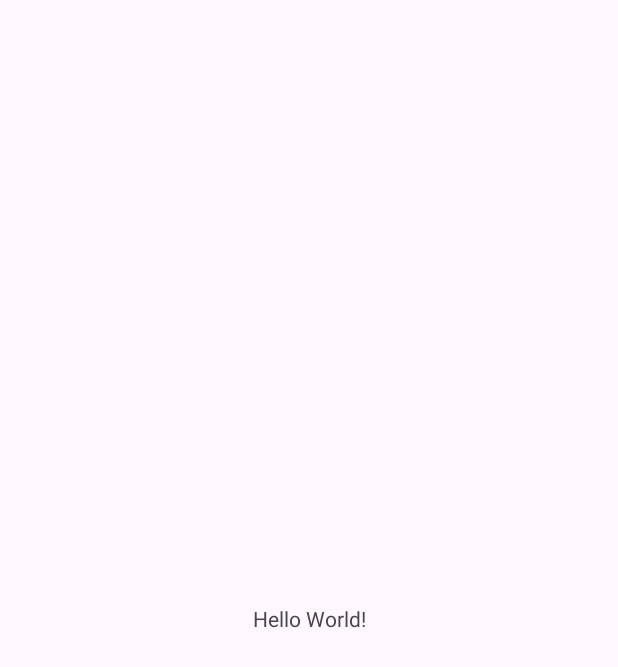
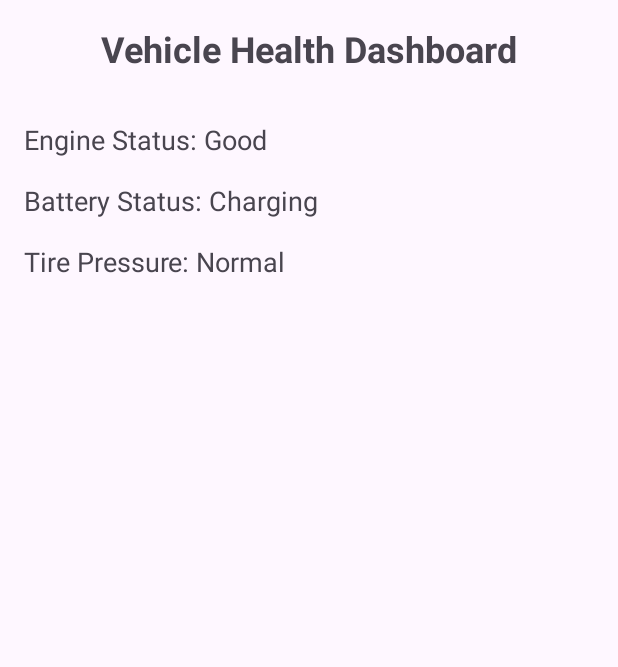
Before and after one commit to sampathGitHub1910/KotlinProjects, an Android app: the screen it shows after launch (MainActivity), on a phone screen of 412 x 824 dp. Before the commit the part shown is almost empty. Shown: the top 667 px of the screen. Run offline under Robolectric (Android 15) with nearby library versions, the phone set to English and light mode, and no system bars.

Commit message:
Dashboard

```diff
--- a/app/build.gradle.kts
+++ b/app/build.gradle.kts
@@ -33,6 +33,9 @@ android {
     kotlinOptions {
         jvmTarget = "1.8"
     }
+    buildFeatures {
+        viewBinding = true
+    }
 }
 
 dependencies {
@@ -42,6 +45,10 @@ dependencies {
     implementation(libs.material)
     implementation(libs.androidx.activity)
     implementation(libs.androidx.constraintlayout)
+    implementation(libs.appcompat.v7)
+    implementation(libs.androidx.app)
+    implementation(libs.core.ktx)
+    implementation(libs.kotlin.stdlib)
     testImplementation(libs.junit)
     androidTestImplementation(libs.androidx.junit)
     androidTestImplementation(libs.androidx.espresso.core)
--- a/app/src/main/java/com/example/kotlinproject02/MainActivity.kt
+++ b/app/src/main/java/com/example/kotlinproject02/MainActivity.kt
@@ -1,14 +1,21 @@
 package com.example.kotlinproject02
 
+import android.annotation.SuppressLint
 import android.os.Bundle
-import androidx.activity.enableEdgeToEdge
+import android.widget.TextView
 import androidx.appcompat.app.AppCompatActivity
-import androidx.core.view.ViewCompat
-import androidx.core.view.WindowInsetsCompat
 
 class MainActivity : AppCompatActivity() {
+    @SuppressLint("SetTextI18n")
     override fun onCreate(savedInstanceState: Bundle?) {
         super.onCreate(savedInstanceState)
         setContentView(R.layout.activity_main)
+        val engineStatus: TextView = findViewById(R.id.engine_status)
+        val batteryStatus: TextView = findViewById(R.id.battery_status)
+        val tirePressure: TextView = findViewById(R.id.tire_pressure)
+
+        engineStatus.text = "Engine Status: Good"
+        batteryStatus.text = "Battery Status: Charging"
+        tirePressure.text = "Tire Pressure: Normal"
     }
 }
--- a/app/src/main/res/layout/activity_main.xml
+++ b/app/src/main/res/layout/activity_main.xml
@@ -1,19 +1,50 @@
 <?xml version="1.0" encoding="utf-8"?>
-<androidx.constraintlayout.widget.ConstraintLayout xmlns:android="http://schemas.android.com/apk/res/android"
-    xmlns:app="http://schemas.android.com/apk/res-auto"
+<RelativeLayout xmlns:android="http://schemas.android.com/apk/res/android"
     xmlns:tools="http://schemas.android.com/tools"
-    android:id="@+id/main"
     android:layout_width="match_parent"
     android:layout_height="match_parent"
+    android:padding="16dp"
     tools:context=".MainActivity">
 
     <TextView
+        android:id="@+id/vehicle_health_title"
         android:layout_width="wrap_content"
         android:layout_height="wrap_content"
-        android:text="Hello World!"
-        app:layout_constraintBottom_toBottomOf="parent"
-        app:layout_constraintEnd_toEndOf="parent"
-        app:layout_constraintStart_toStartOf="parent"
-        app:layout_constraintTop_toTopOf="parent" />
+        android:text="Vehicle Health Dashboard"
+        android:textSize="24sp"
+        android:textStyle="bold"
+        android:layout_centerHorizontal="true"
+        android:layout_marginBottom="16dp"
+        tools:ignore="HardcodedText" />
 
-</androidx.constraintlayout.widget.ConstraintLayout>
+    <TextView
+        android:id="@+id/engine_status"
+        android:layout_width="wrap_content"
+        android:layout_height="wrap_content"
+        android:text="Engine Status: Good"
+        android:textSize="18sp"
+        android:layout_below="@id/vehicle_health_title"
+        android:layout_marginTop="16dp"
+        tools:ignore="HardcodedText" />
+
+    <TextView
+        android:id="@+id/battery_status"
+        android:layout_width="wrap_content"
+        android:layout_height="wrap_content"
+        android:text="Battery Status: Charging"
+        android:textSize="18sp"
+        android:layout_below="@id/engine_status"
+        android:layout_marginTop="16dp"
+        tools:ignore="HardcodedText" />
+
+    <TextView
+        android:id="@+id/tire_pressure"
+        android:layout_width="wrap_content"
+        android:layout_height="wrap_content"
+        android:text="Tire Pressure: Normal"
+        android:textSize="18sp"
+        android:layout_below="@id/battery_status"
+        android:layout_marginTop="16dp"
+        tools:ignore="HardcodedText" />
+
+</RelativeLayout>
--- a/app/src/main/res/values/strings.xml
+++ b/app/src/main/res/values/strings.xml
@@ -1,3 +1,5 @@
 <resources>
     <string name="app_name">KotlinProject02</string>
+    <string name="odometer">Odometer: %1$s</string>
+    <string name="average_speed">Average Speed: %1$s</string>
 </resources>
--- a/gradle/libs.versions.toml
+++ b/gradle/libs.versions.toml
@@ -7,8 +7,12 @@ junitVersion = "1.1.5"
 espressoCore = "3.5.1"
 appcompat = "1.6.1"
 material = "1.12.0"
-activity = "1.8.0"
+activity = "1.9.0"
 constraintlayout = "2.1.4"
+appcompatV7 = "28.0.0"
+app = "1.2.0"
+coreKtxVersion = "1.14.0-alpha01"
+kotlinStdlib = "2.0.0"
 
 [libraries]
 androidx-core-ktx = { group = "androidx.core", name = "core-ktx", version.ref = "coreKtx" }
@@ -19,6 +23,10 @@ androidx-appcompat = { group = "androidx.appcompat", name = "appcompat", version
 material = { group = "com.google.android.material", name = "material", version.ref = "material" }
 androidx-activity = { group = "androidx.activity", name = "activity", version.ref = "activity" }
 androidx-constraintlayout = { group = "androidx.constraintlayout", name = "constraintlayout", version.ref = "constraintlayout" }
+appcompat-v7 = { group = "com.android.support", name = "appcompat-v7", version.ref = "appcompatV7" }
+androidx-app = { group = "androidx.car.app", name = "app", version.ref = "app" }
+core-ktx = { group = "androidx.core", name = "core-ktx", version.ref = "coreKtxVersion" }
+kotlin-stdlib = { group = "org.jetbrains.kotlin", name = "kotlin-stdlib", version.ref = "kotlinStdlib" }
 
 [plugins]
 androidApplication = { id = "com.android.application", version.ref = "agp" }
```
